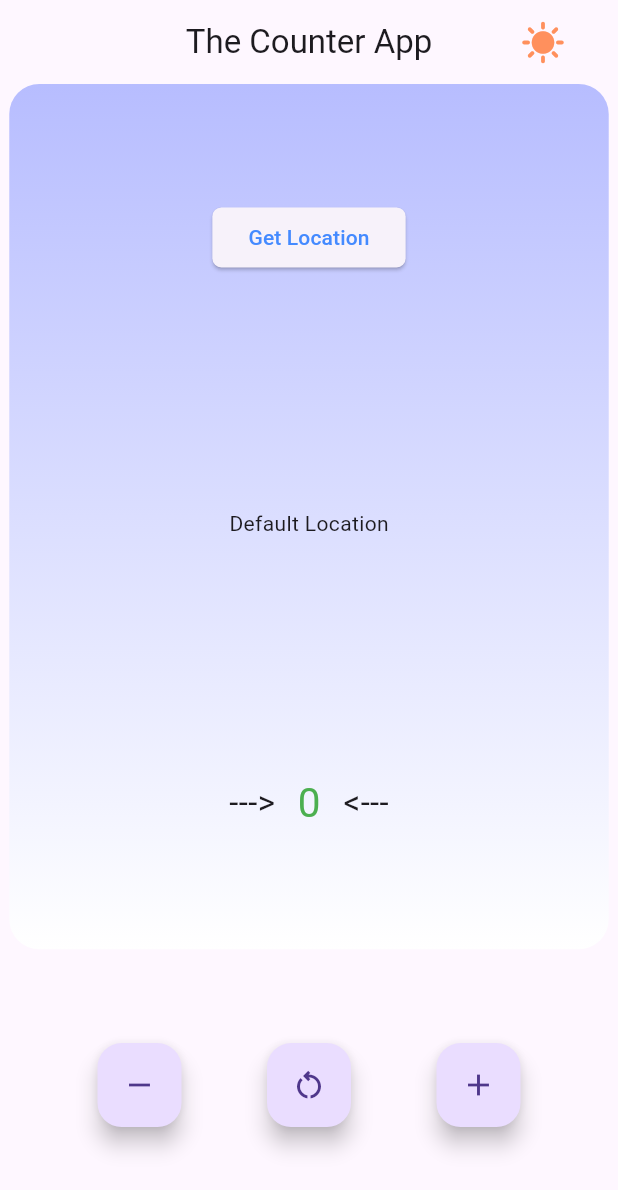
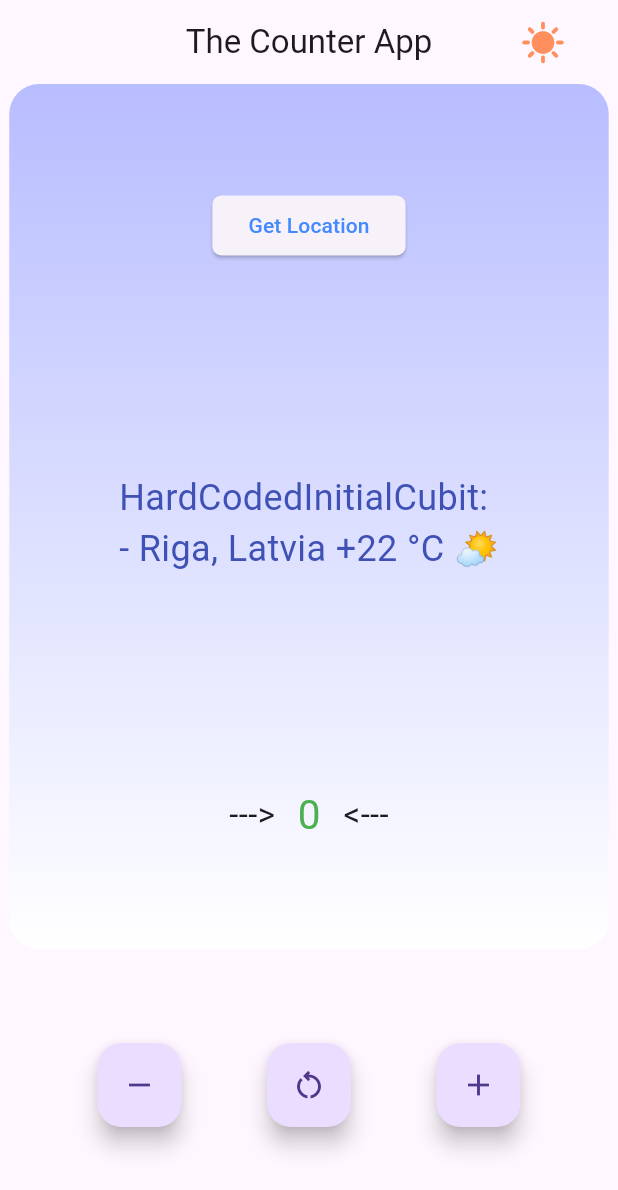
Before and after one commit to 9minuteswithtractor/Flutter_CounterApp_WeatherApp, a Flutter app: the screen it shows after launch, on a phone screen of 412 x 824 dp. Shown: the top 1190 px of the screen. Run offline on Flutter 3.47's test engine with Material 2 defaults, Android fonts, the phone set to English and light mode, and no system bars; our stand-ins replace bloc, dio, flutter_bloc, freezed_annotation, geolocator.

Commit message:
small update

```diff
--- a/lib/application/cubit/app_cubit.dart
+++ b/lib/application/cubit/app_cubit.dart
@@ -5,9 +5,13 @@ import '../../data/dataproviders/goelocator.dart';
 import 'app_cubit_states.dart';
 
 class CounterCubit extends Cubit<AppCubitStates> {
+  String data = LocationProvider().data;
   CounterCubit()
       : super(const AppCubitStates(
-            counterValue: 0, wasIncremented: false, wasReset: false));
+            counterValue: 0,
+            wasIncremented: false,
+            wasReset: false,
+            location: 'HardCodedInitialCubit:\n- Riga, Latvia +22 °C 🌤️'));
 
   void incrementValue() {
     if (state.counterValue < RangeValues().maxValue) {
--- a/lib/application/cubit/app_cubit_states.dart
+++ b/lib/application/cubit/app_cubit_states.dart
@@ -11,9 +11,13 @@ class AppCubitStates with _$AppCubitStates {
     required bool wasIncremented,
     required bool wasReset,
     required int counterValue,
-    @Default('Default Location') String location,
+    @Default('HardcodedInitialFreezed :\n- Riga, Latvia +22 °C 🌤️')
+    String location,
     @Default('Have a ☀️ day!') String message,
   }) = _AppCubitStates;
   factory AppCubitStates.initial() => const AppCubitStates(
-      counterValue: 0, wasIncremented: false, wasReset: false);
+      counterValue: 0,
+      wasIncremented: false,
+      wasReset: false,
+      location: 'string');
 }
--- a/lib/presentation/screens/home/counter_home.dart
+++ b/lib/presentation/screens/home/counter_home.dart
@@ -105,7 +105,13 @@ class HomePage extends StatelessWidget {
                     BlocBuilder<CounterCubit, AppCubitStates>(
                         builder: (context, state) {
                       String textValue = state.location;
-                      return Text(textValue);
+                      return Text(
+                        textValue,
+                        style: TextStyle(
+                          fontSize: 24.0,
+                          color: Colors.indigo,
+                        ),
+                      );
                     }),
                     Row(
                       mainAxisAlignment: MainAxisAlignment.center,
```
Also changed, not shown: lib/application/cubit/app_cubit_states.freezed.dart.
